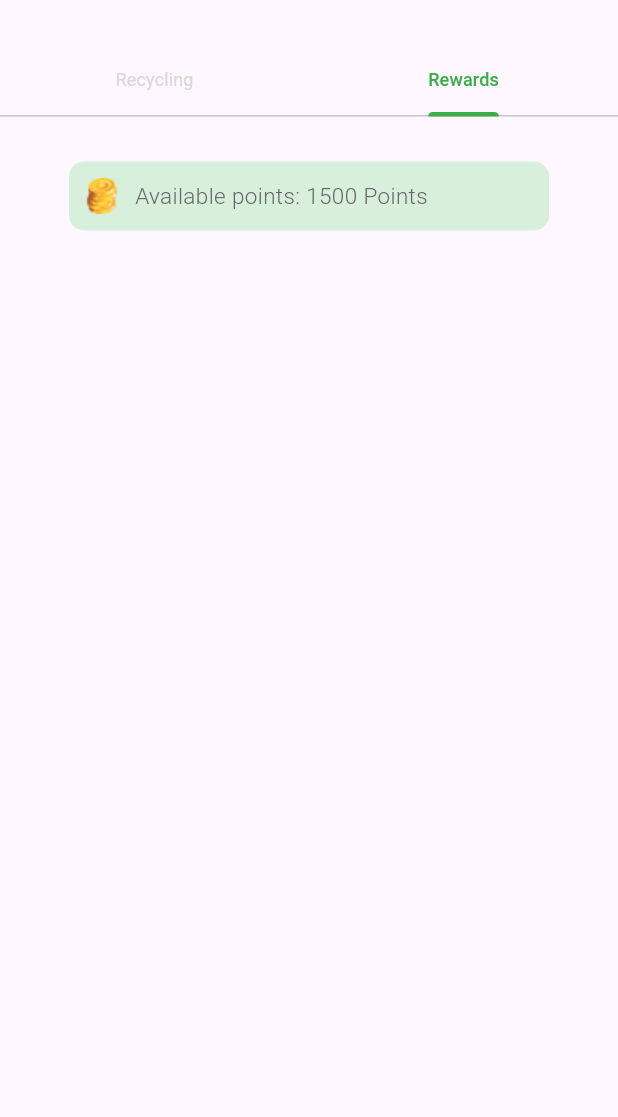
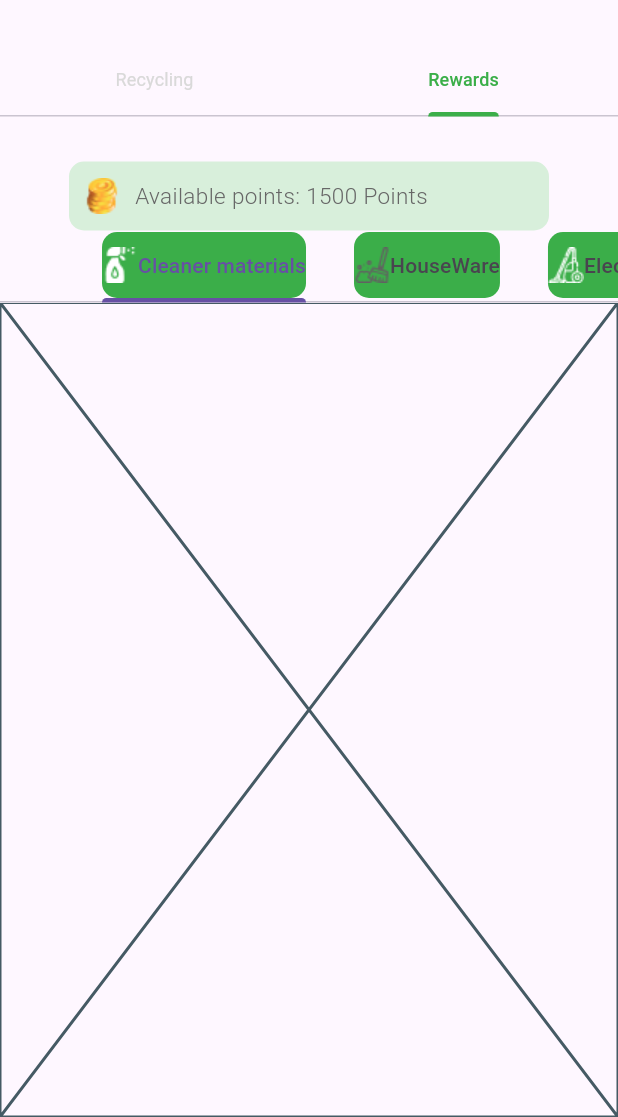
Before and after one commit to Marwanali2/ReNu_graduation_project, a Flutter app: the RecyclingTabBar screen opened by its route, tab 2 chosen, on a phone screen of 412 x 824 dp, the part 119-1236 px from its top. Run offline on Flutter 3.47's test engine with Material 3 defaults, Android fonts, the phone set to English and light mode, and no system bars; our stand-ins replace country_code_picker, firebase_core, font_awesome_flutter, go_router, image_picker, pin_code_fields; missing offline and left inert: linear_progress_bar; accounts and stored records are empty; Roboto replaces fonts that are missing (Poppins-Black.ttf).

Commit message:
add images to rewards tab bar

```diff
--- /dev/null
+++ b/lib/features/recycling/presentation/views/widgets/cleaner_materials_view_body.dart
@@ -0,0 +1,10 @@
+import 'package:flutter/material.dart';
+
+class CleanerMaterialViewBody extends StatelessWidget {
+  const CleanerMaterialViewBody({super.key});
+
+  @override
+  Widget build(BuildContext context) {
+    return const Placeholder();
+  }
+}
--- /dev/null
+++ b/lib/features/recycling/presentation/views/widgets/electronics_view_body.dart
@@ -0,0 +1,10 @@
+import 'package:flutter/material.dart';
+
+class ElectronicsViewBody extends StatelessWidget {
+  const ElectronicsViewBody({super.key});
+
+  @override
+  Widget build(BuildContext context) {
+    return const Placeholder();
+  }
+}
--- /dev/null
+++ b/lib/features/recycling/presentation/views/widgets/houseware_view_body.dart
@@ -0,0 +1,10 @@
+import 'package:flutter/material.dart';
+
+class HouseWareViewBody extends StatelessWidget {
+  const HouseWareViewBody({super.key});
+
+  @override
+  Widget build(BuildContext context) {
+    return const Placeholder();
+  }
+}
--- a/lib/features/recycling/presentation/views/widgets/rewards_view_body.dart
+++ b/lib/features/recycling/presentation/views/widgets/rewards_view_body.dart
@@ -1,9 +1,29 @@
 import 'package:flutter/material.dart';
+import 'package:graduation_project/core/theme/colors.dart';
 import 'package:graduation_project/core/theme/styles.dart';
+import 'package:graduation_project/features/recycling/presentation/views/widgets/cleaner_materials_view_body.dart';
+import 'package:graduation_project/features/recycling/presentation/views/widgets/electronics_view_body.dart';
+import 'package:graduation_project/features/recycling/presentation/views/widgets/houseware_view_body.dart';
 
-class RewardsViewBody extends StatelessWidget {
+class RewardsViewBody extends StatefulWidget {
   const RewardsViewBody({super.key});
 
+  @override
+  State<RewardsViewBody> createState() => _RewardsViewBodyState();
+}
+
+class _RewardsViewBodyState extends State<RewardsViewBody> with SingleTickerProviderStateMixin {
+  late TabController tabController;
+@override
+  void initState() {
+    super.initState();
+    tabController = TabController(length: 3,vsync:this );
+  }
+  @override
+void dispose() {
+   tabController.dispose();
+   super.dispose();
+ }
   @override
   Widget build(BuildContext context) {
     return Padding(
@@ -28,7 +48,71 @@ class RewardsViewBody extends StatelessWidget {
                const Text('1500 Points',style: Styles.textStyle15,)
               ],
             ),
-          )
+          ),
+          TabBar(
+            controller: tabController,
+            isScrollable: true,
+            tabs: [
+
+              Tab(
+                child: Container(
+                  decoration: BoxDecoration(
+                    color: borderFormColor,
+                    borderRadius: BorderRadius.circular(10)
+                  ),
+                  height:44,
+                  child: Row(
+                    children: [
+                      Image.asset('assests/images/Cleaner.png'),
+                     const Text('Cleaner materials',)
+                    ],
+                  ),
+                ),
+              ),
+              Tab(
+                child: Container(
+                  decoration: BoxDecoration(
+                    color: borderFormColor,
+                    borderRadius: BorderRadius.circular(10)
+                  ),
+                  height:44,
+                  child: Row(
+                    children: [
+                      Image.asset('assests/images/Sweep.png'),
+                      const Text('HouseWare',)
+                    ],
+                  ),
+                ),
+              ),
+Tab(
+                child: Container(
+                  decoration: BoxDecoration(
+                    color: borderFormColor,
+                    borderRadius: BorderRadius.circular(10)
+                  ),
+                  height:44,
+                  child: Row(
+                    children: [
+                      Image.asset('assests/images/Vacuum.png'),
+                     const Text('Electronics',)
+                    ],
+                  ),
+                ),
+              ),
+
+            ]),
+ Expanded(
+           child:  TabBarView(
+
+            controller: tabController,
+            children:const [
+              CleanerMaterialViewBody(),
+              HouseWareViewBody(),
+              ElectronicsViewBody(),
+                 ],
+           )),
+
+
         ],
       ),
     );
```
Also changed, not shown: assests/images/Cleaner.png (added), assests/images/Sweep.png (added), assests/images/Vacuum.png (added).
